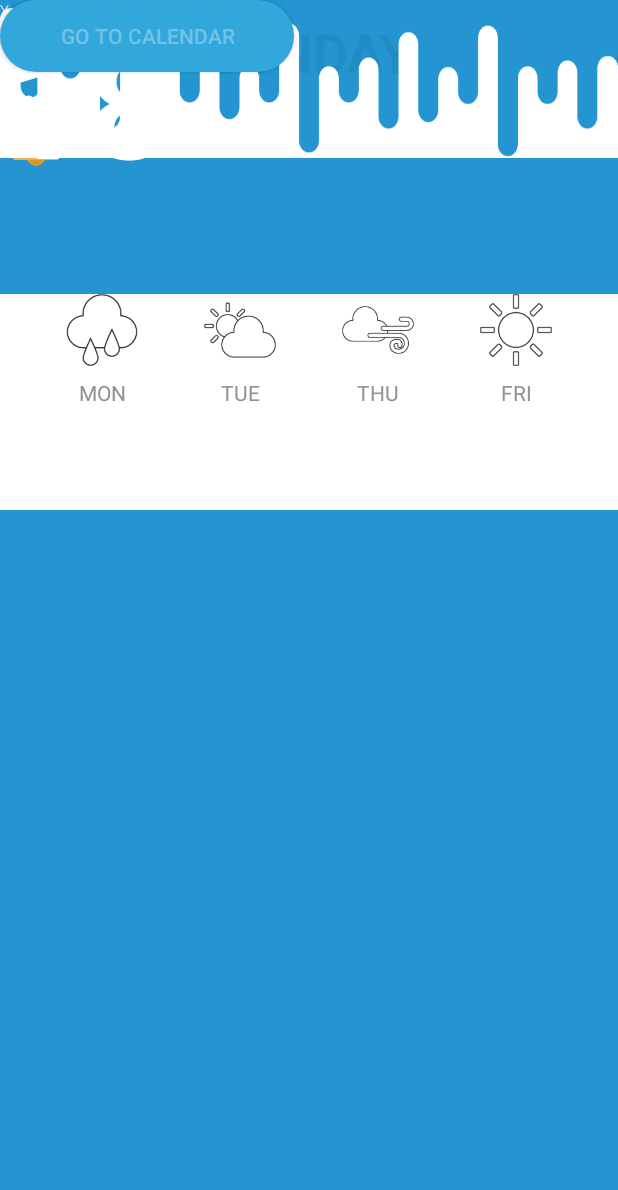
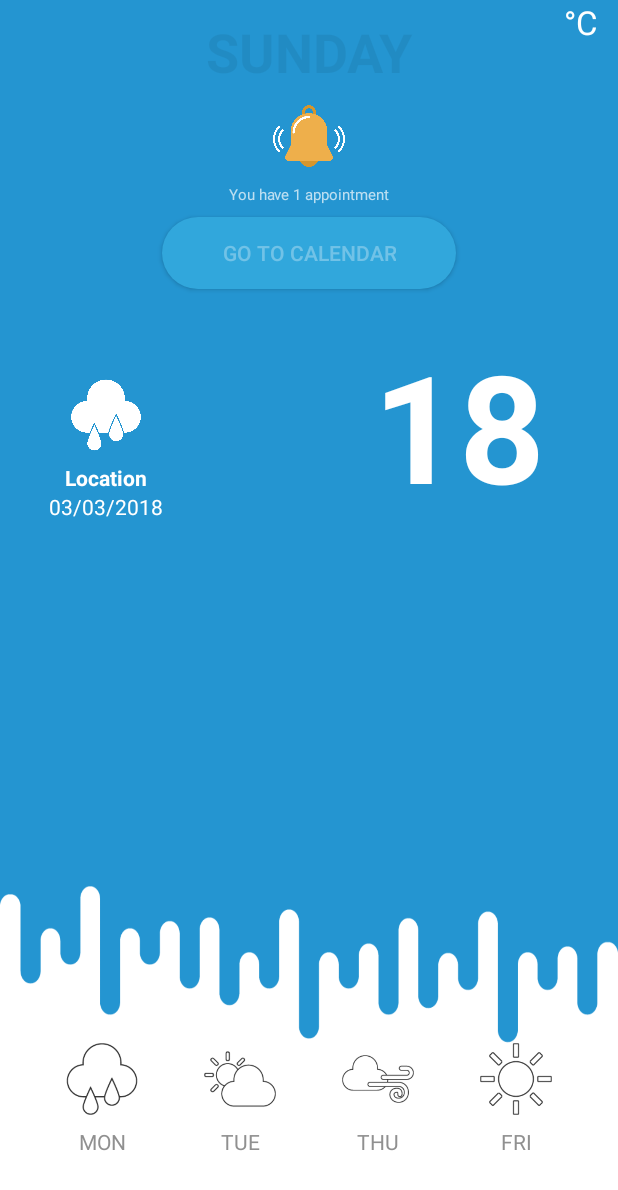
Before and after one commit to morinoalter/android-homework, an Android app: the screen it shows after launch (MainActivity), on a phone screen of 412 x 824 dp. Shown: the top 1190 px of the screen. Run offline under Robolectric (Android 15) with nearby library versions, the phone set to English and light mode, and no system bars.

Commit message:
Update activity_main.xml

```diff
--- a/Weather_App_new/app/src/main/res/layout/activity_main.xml
+++ b/Weather_App_new/app/src/main/res/layout/activity_main.xml
@@ -29,10 +29,15 @@
         android:layout_width="48dp"
         android:layout_height="48dp"
         android:layout_gravity="center"
-        android:layout_marginTop="56dp"
-        app:layout_constraintTop_toTopOf="@id/date"
-        app:srcCompat="@drawable/notification"
-        tools:layout_editor_absoluteX="181dp" />
+        android:layout_marginStart="8dp"
+        android:layout_marginLeft="8dp"
+        android:layout_marginTop="8dp"
+        android:layout_marginEnd="8dp"
+        android:layout_marginRight="8dp"
+        app:layout_constraintEnd_toEndOf="parent"
+        app:layout_constraintStart_toStartOf="parent"
+        app:layout_constraintTop_toBottomOf="@+id/date"
+        app:srcCompat="@drawable/notification" />
 
     <TextView
         android:id="@+id/tv_news"
@@ -40,24 +45,36 @@
         android:layout_height="wrap_content"
         android:layout_gravity="center"
         android:layout_margin="8dp"
+        android:layout_marginStart="8dp"
+        android:layout_marginLeft="8dp"
+        android:layout_marginTop="8dp"
+        android:layout_marginEnd="8dp"
+        android:layout_marginRight="8dp"
         android:text="You have 1 appointment"
         android:textSize="10sp"
-        tools:layout_editor_absoluteX="151dp"
-        tools:layout_editor_absoluteY="114dp" />
+        app:layout_constraintEnd_toEndOf="parent"
+        app:layout_constraintStart_toStartOf="parent"
+        app:layout_constraintTop_toBottomOf="@+id/imageView" />
 
     <Button
         android:id="@+id/button"
         android:layout_width="wrap_content"
         android:layout_height="wrap_content"
         android:layout_gravity="center"
+        android:layout_marginStart="8dp"
+        android:layout_marginLeft="8dp"
+        android:layout_marginTop="8dp"
+        android:layout_marginEnd="8dp"
+        android:layout_marginRight="8dp"
         android:background="@drawable/button_selector"
         android:gravity="center"
         android:paddingLeft="40dp"
         android:paddingRight="40dp"
         android:text="Go to Calendar"
         android:textColor="#50ffffff"
-        tools:layout_editor_absoluteX="107dp"
-        tools:layout_editor_absoluteY="128dp" />
+        app:layout_constraintEnd_toEndOf="parent"
+        app:layout_constraintStart_toStartOf="parent"
+        app:layout_constraintTop_toBottomOf="@+id/tv_news" />
 
 
     <ImageView
@@ -65,9 +82,16 @@
         android:layout_width="48dp"
         android:layout_height="48dp"
         android:layout_gravity="center"
-        app:srcCompat="@drawable/rainy_up"
-        tools:layout_editor_absoluteX="47dp"
-        tools:layout_editor_absoluteY="247dp" />
+        android:layout_marginStart="8dp"
+        android:layout_marginLeft="8dp"
+        android:layout_marginTop="60dp"
+        android:layout_marginEnd="8dp"
+        android:layout_marginRight="8dp"
+        app:layout_constraintEnd_toStartOf="@+id/textView"
+        app:layout_constraintHorizontal_bias="0.211"
+        app:layout_constraintStart_toStartOf="parent"
+        app:layout_constraintTop_toBottomOf="@+id/button"
+        app:srcCompat="@drawable/rainy_up" />
 
     <TextView
         android:id="@+id/tv_location"
@@ -78,8 +102,9 @@
         android:text="Location"
         android:textColor="@android:color/white"
         android:textStyle="bold"
-        app:layout_constraintTop_toBottomOf="@+id/img_weather_condition"
-        tools:layout_editor_absoluteX="41dp" />
+        app:layout_constraintEnd_toEndOf="@+id/img_weather_condition"
+        app:layout_constraintStart_toStartOf="@+id/img_weather_condition"
+        app:layout_constraintTop_toBottomOf="@+id/img_weather_condition" />
 
     <TextView
         android:id="@+id/tv_date"
@@ -87,19 +112,23 @@
         android:layout_height="wrap_content"
         android:text="03/03/2018"
         android:textColor="@android:color/white"
-        app:layout_constraintTop_toBottomOf="@+id/tv_location"
-        tools:layout_editor_absoluteX="32dp" />
+        app:layout_constraintEnd_toEndOf="@+id/tv_location"
+        app:layout_constraintStart_toStartOf="@+id/tv_location"
+        app:layout_constraintTop_toBottomOf="@+id/tv_location" />
 
     <TextView
         android:id="@+id/textView"
         android:layout_width="119dp"
         android:layout_height="wrap_content"
+        android:layout_marginTop="24dp"
+        android:layout_marginEnd="44dp"
+        android:layout_marginRight="44dp"
         android:text="18"
         android:textColor="@android:color/white"
         android:textSize="100sp"
         android:textStyle="bold"
-        tools:layout_editor_absoluteX="244dp"
-        tools:layout_editor_absoluteY="217dp" />
+        app:layout_constraintEnd_toEndOf="parent"
+        app:layout_constraintTop_toBottomOf="@+id/button" />
 
     <TextView
         android:layout_width="wrap_content"
@@ -117,20 +146,20 @@
         android:id="@+id/imageView2"
         android:layout_width="match_parent"
         android:layout_height="105dp"
+        android:layout_marginBottom="128dp"
         android:scaleType="fitXY"
+        app:layout_constraintBottom_toBottomOf="parent"
         app:srcCompat="@drawable/design"
-        tools:layout_editor_absoluteX="0dp"
-        tools:layout_editor_absoluteY="520dp" />
+        tools:layout_editor_absoluteX="0dp" />
 
     <android.support.constraint.ConstraintLayout
         android:layout_width="match_parent"
-        android:layout_height="144dp"
-        android:layout_marginTop="8dp"
+        android:layout_height="258dp"
         android:layout_marginBottom="8dp"
         android:background="@android:color/white"
         app:layout_constraintBottom_toBottomOf="parent"
-        app:layout_constraintTop_toBottomOf="@+id/imageView2"
-        app:layout_constraintVertical_bias="0.148"
+        app:layout_constraintTop_toBottomOf="parent"
+        app:layout_constraintVertical_bias="0.907"
         tools:layout_editor_absoluteX="0dp">
 
         <ImageView
@@ -140,8 +169,7 @@
             app:layout_constraintLeft_toLeftOf="parent"
             app:layout_constraintRight_toLeftOf="@+id/imageViewtue"
             app:srcCompat="@drawable/rainy_small"
-            tools:layout_editor_absoluteX="16dp"
-            tools:layout_editor_absoluteY="25dp" />
+            tools:layout_editor_absoluteY="34dp" />
 
         <TextView
             android:layout_width="@+id/imageView3"
@@ -164,8 +192,7 @@
             app:layout_constraintRight_toLeftOf="@+id/imageViewthu"
             app:layout_constraintRight_toRightOf="parent"
             app:srcCompat="@drawable/partly_sunny_small"
-            tools:layout_editor_absoluteX="115dp"
-            tools:layout_editor_absoluteY="25dp" />
+            tools:layout_editor_absoluteY="34dp" />
 
         <TextView
             android:layout_width="@+id/imageViewtue"
@@ -187,8 +214,7 @@
             app:layout_constraintRight_toLeftOf="@+id/imageViewfri"
             app:layout_constraintRight_toRightOf="parent"
             app:srcCompat="@drawable/windy_small"
-            tools:layout_editor_absoluteX="217dp"
-            tools:layout_editor_absoluteY="27dp" />
+            tools:layout_editor_absoluteY="34dp" />
 
         <TextView
             android:layout_width="@+id/imageViewthu"
@@ -209,8 +235,7 @@
             app:layout_constraintLeft_toRightOf="@+id/imageViewthu"
             app:layout_constraintRight_toRightOf="parent"
             app:srcCompat="@drawable/sunny_small"
-            tools:layout_editor_absoluteX="326dp"
-            tools:layout_editor_absoluteY="27dp" />
+            tools:layout_editor_absoluteY="34dp" />
 
         <TextView
             android:layout_width="@+id/imageViewfri"
```
